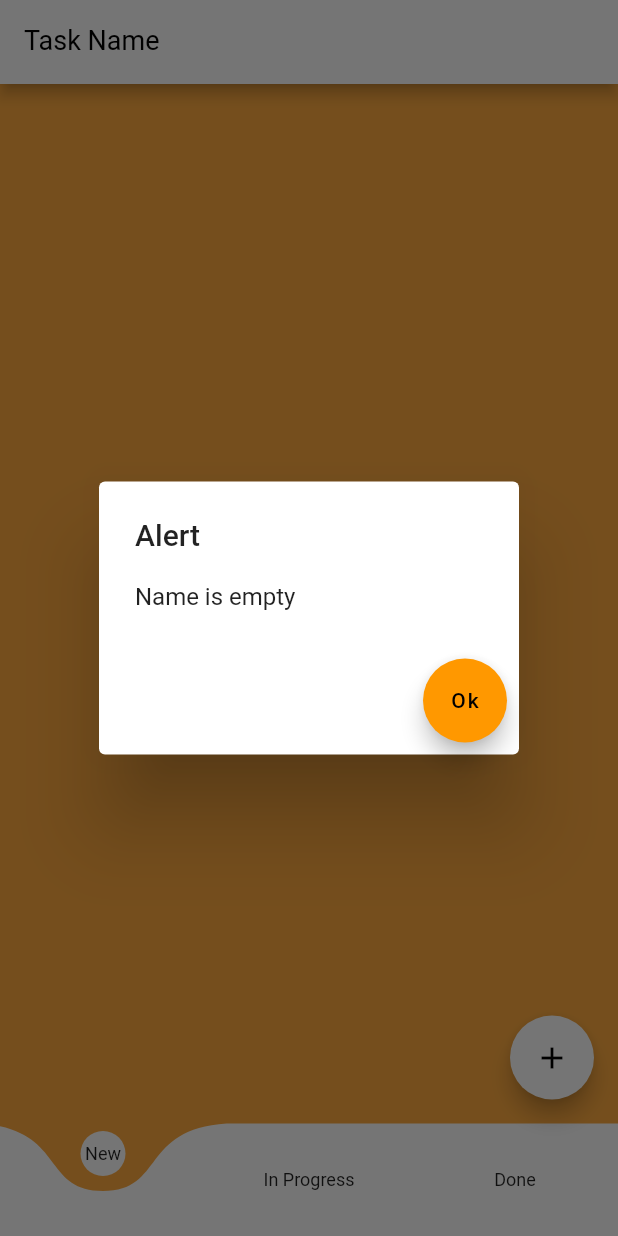
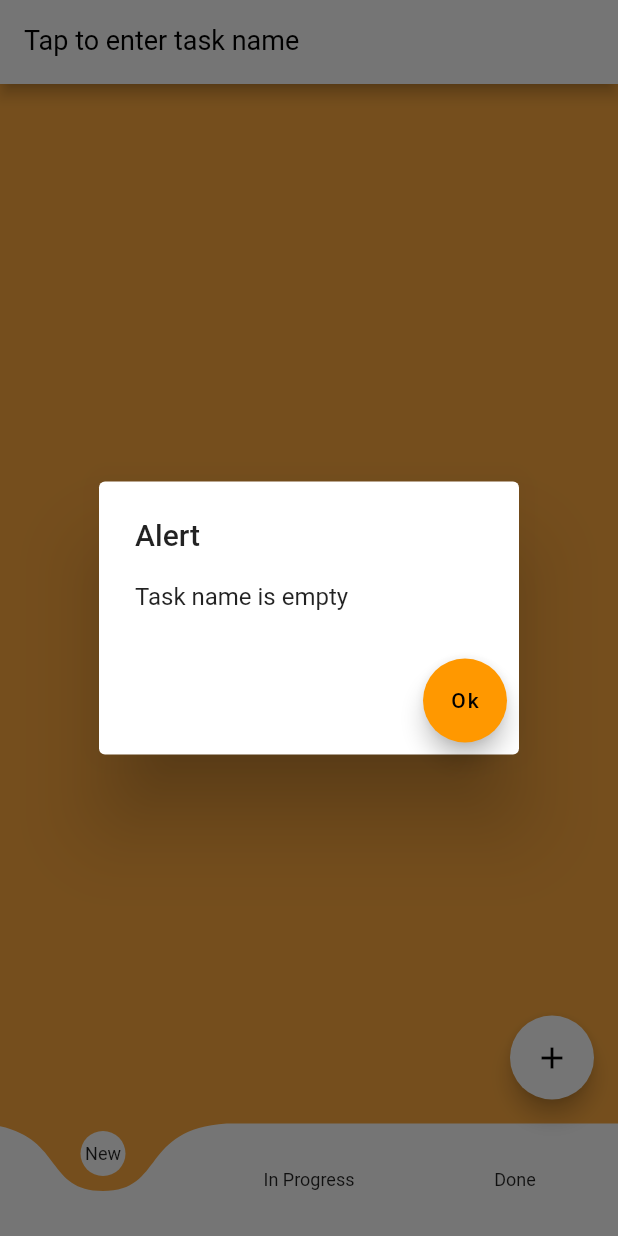
Before and after one commit to leoee/flutters-basic-crud, a Flutter app: the screen it shows after launch, after a tap on the "add" icon, on a phone screen of 412 x 824 dp. Run offline on Flutter 3.47's test engine with Material 2 defaults, Android fonts, the phone set to English and light mode, and no system bars; drawn by our look-alikes of curved_navigation_bar; our stand-ins replace cloud_firestore; missing offline and left inert: bloc_pattern; accounts and stored records are empty.

Commit message:
Add some constants and create file for widgets
- Add New, In Progress and Done constants
- Add AppBarWidget
- Add BodyWidget

```diff
--- a/lib/src/home/home-bloc.dart
+++ b/lib/src/home/home-bloc.dart
@@ -6,6 +6,9 @@ import 'package:flutter_basics/src/home/home-service.dart';
 
 class HomeBloc extends BlocBase {
   HomeService homeService;
+  final String newMessage = "New";
+  final String inProgressMessage = "In Progress";
+  final String doneMessage = "Done";
 
   HomeBloc() {
     homeService = HomeService();
@@ -19,12 +22,13 @@ class HomeBloc extends BlocBase {
   String getNextState(var item, DismissDirection direction) {
     var value = item.data['status'];
     var forward = direction == DismissDirection.startToEnd ? true : false;
-    if ((value == "new" && forward) || (value == "done" && !forward)) {
-      return "progress";
-    } else if (value == "progress" && forward) {
-      return "done";
-    } else if (value == "progress") {
-      return "new";
+    if ((value == newMessage && forward) ||
+        (value == doneMessage && !forward)) {
+      return inProgressMessage;
+    } else if (value == inProgressMessage && forward) {
+      return doneMessage;
+    } else if (value == inProgressMessage) {
+      return newMessage;
     } else {
       return "";
     }
@@ -32,9 +36,9 @@ class HomeBloc extends BlocBase {
 
   DismissDirection getValidDismissable(var item) {
     var value = item.data['status'];
-    if (value == "new") {
+    if (value == newMessage) {
       return DismissDirection.startToEnd;
-    } else if (value == "done") {
+    } else if (value == doneMessage) {
       return DismissDirection.endToStart;
     } else {
       return DismissDirection.horizontal;
@@ -44,11 +48,11 @@ class HomeBloc extends BlocBase {
   Stream<QuerySnapshot> filterListByStatus(int tabIndex, String owner) {
     var filter = "";
     if (tabIndex == 0) {
-      filter = "new";
+      filter = newMessage;
     } else if (tabIndex == 1) {
-      filter = "progress";
+      filter = inProgressMessage;
     } else {
-      filter = "done";
+      filter = doneMessage;
     }
     return Firestore.instance
         .collection('tasks')
--- a/lib/src/home/home-widget.dart
+++ b/lib/src/home/home-widget.dart
@@ -1,9 +1,10 @@
-import 'package:cloud_firestore/cloud_firestore.dart';
 import 'package:curved_navigation_bar/curved_navigation_bar.dart';
 import 'package:flutter/material.dart';
+import 'package:flutter_basics/src/home/widgets/body-widget.dart';
 
 import '../../shared/models/task.dart';
 import 'home-bloc.dart';
+import 'widgets/appBar-widget.dart';
 
 class Home extends StatefulWidget {
   @override
@@ -13,6 +14,8 @@ class Home extends StatefulWidget {
 class _HomeState extends State<Home> {
   String owner;
   HomeBloc homeBloc;
+  AppBarWidget appBarWidget;
+  BodyWidget bodyWidget;
   var _textNameTask;
   GlobalKey _bottomNavigationKey;
   var _currentSnapshots;
@@ -20,21 +23,25 @@ class _HomeState extends State<Home> {
 
   _HomeState() {
     homeBloc = HomeBloc();
+    appBarWidget = AppBarWidget();
+    bodyWidget = BodyWidget();
     owner = "leoe";
     _bottomNavigationKey = GlobalKey();
     _textNameTask = TextEditingController();
     _currentSnapshots = homeBloc.filterListByStatus(_currentTabView, owner);
   }
 
-  void floatButtonAdd(TextEditingController _textNameTask) {
-    if (_textNameTask.text.isEmpty) {
-      dialog("Alert", "Name is empty");
-      return;
+  void buttonAddTask(TextEditingController _textNameTask) {
+    String text = _textNameTask.text;
+    if (text.isEmpty) {
+      return dialog("Alert", "Task name is empty");
+    } else if (text.length > 30) {
+      return dialog("Alert", "Task name must have less than 30 characters.");
     }
 
     var task = Task(
-        title: _textNameTask.text,
-        status: "new",
+        title: text,
+        status: homeBloc.newMessage,
         owner: owner,
         description: "This is a description");
 
@@ -45,7 +52,7 @@ class _HomeState extends State<Home> {
   Widget _bottomButtons(int currentTabView) {
     return currentTabView == 0
         ? FloatingActionButton(
-            onPressed: () => floatButtonAdd(_textNameTask),
+            onPressed: () => buttonAddTask(_textNameTask),
             child: Icon(Icons.add),
             backgroundColor: Colors.white,
           )
@@ -81,19 +88,19 @@ class _HomeState extends State<Home> {
           key: _bottomNavigationKey,
           items: <Widget>[
             Text(
-              "New",
+              homeBloc.newMessage,
               style: TextStyle(
                 fontSize: 12,
               ),
             ),
             Text(
-              "In Progress",
+              homeBloc.inProgressMessage,
               style: TextStyle(
                 fontSize: 12,
               ),
             ),
             Text(
-              "Done",
+              homeBloc.doneMessage,
               style: TextStyle(
                 fontSize: 12,
               ),
@@ -106,80 +113,9 @@ class _HomeState extends State<Home> {
             });
           },
         ),
-        appBar: AppBar(
-          title: TextFormField(
-            controller: _textNameTask,
-            keyboardType: TextInputType.emailAddress,
-            style: TextStyle(
-              color: Colors.black,
-              fontSize: 18,
-            ),
-            decoration: InputDecoration(
-              labelText: "Task Name",
-              labelStyle: TextStyle(color: Colors.black),
-            ),
-          ),
-          backgroundColor: Colors.white,
-        ),
-        body: StreamBuilder(
-          stream: _currentSnapshots,
-          builder: (BuildContext context, AsyncSnapshot snapshot) {
-            if (snapshot.hasError) {
-              return Text("Error: ${snapshot.error}");
-            }
-
-            switch (snapshot.connectionState) {
-              case ConnectionState.waiting:
-                return LinearProgressIndicator();
-                break;
-              default:
-                return ListView.builder(
-                  itemCount: snapshot.data.documents.length,
-                  padding: EdgeInsets.all(5),
-                  itemBuilder: (BuildContext ctxt, int index) {
-                    final item = snapshot.data.documents[index];
-                    final itemID = snapshot.data.documents[index].documentID;
-
-                    return Dismissible(
-                        direction: homeBloc.getValidDismissable(item),
-                        key: Key(itemID),
-                        background: Container(
-                          color: Colors.green.withOpacity(0.2),
-                        ),
-                        onDismissed: (direction) {
-                          String nextState =
-                              homeBloc.getNextState(item, direction);
-                          if (nextState.isNotEmpty) {
-                            homeBloc.homeService
-                                .update(itemID, "status", nextState);
-                          }
-                        },
-                        child: Row(
-                          mainAxisAlignment: MainAxisAlignment.start,
-                          crossAxisAlignment: CrossAxisAlignment.center,
-                          children: <Widget>[
-                            Expanded(
-                              child: Text(
-                                "${item.data['title']}",
-                                textAlign: TextAlign.center,
-                                style: TextStyle(
-                                  fontSize: 30,
-                                ),
-                              ),
-                            ),
-                            Expanded(
-                              child: IconButton(
-                                icon: Icon(Icons.info),
-                                onPressed: () {},
-                              ),
-                            )
-                          ],
-                        ));
-                  },
-                );
-            }
-          },
-        ),
+        appBar:
+            appBarWidget.getAppBar(homeBloc, _currentTabView, _textNameTask),
+        body: bodyWidget.getBody(homeBloc, _currentSnapshots),
         backgroundColor: Colors.orangeAccent,
         floatingActionButton: _bottomButtons(_currentTabView),
       ),
--- /dev/null
+++ b/lib/src/home/widgets/appBar-widget.dart
@@ -0,0 +1,36 @@
+import 'package:flutter/material.dart';
+import 'package:flutter_basics/src/home/home-bloc.dart';
+
+class AppBarWidget {
+  AppBar getAppBar(HomeBloc homeBloc, int _currentTabView,
+      TextEditingController textNameTask) {
+    if (_currentTabView == 0) {
+      return AppBar(
+        title: TextFormField(
+          controller: textNameTask,
+          keyboardType: TextInputType.text,
+          style: TextStyle(
+            color: Colors.black,
+            fontSize: 18,
+          ),
+          decoration: InputDecoration(
+            labelText: "Tap to enter task name",
+            hintText: "Task name",
+            labelStyle: TextStyle(color: Colors.black),
+          ),
+        ),
+        backgroundColor: Colors.white,
+      );
+    } else if (_currentTabView == 1) {
+      return AppBar(
+        title: Text(homeBloc.inProgressMessage),
+        backgroundColor: Colors.white,
+      );
+    } else {
+      return AppBar(
+        title: Text(homeBloc.doneMessage),
+        backgroundColor: Colors.white,
+      );
+    }
+  }
+}
--- /dev/null
+++ b/lib/src/home/widgets/body-widget.dart
@@ -0,0 +1,71 @@
+import 'package:flutter/cupertino.dart';
+import 'package:flutter/material.dart';
+import 'package:flutter_basics/src/home/home-bloc.dart';
+
+class BodyWidget {
+  StreamBuilder<dynamic> getBody(HomeBloc homeBloc, var _currentSnapshots) {
+    return StreamBuilder(
+      stream: _currentSnapshots,
+      builder: (BuildContext context, AsyncSnapshot snapshot) {
+        if (snapshot.hasError) {
+          return Text("Error: ${snapshot.error}");
+        }
+
+        switch (snapshot.connectionState) {
+          case ConnectionState.waiting:
+            return LinearProgressIndicator();
+            break;
+          default:
+            return ListView.builder(
+              itemCount: snapshot.data.documents.length,
+              padding: EdgeInsets.all(5),
+              itemBuilder: (BuildContext ctxt, int index) {
+                final item = snapshot.data.documents[index];
+                final itemID = snapshot.data.documents[index].documentID;
+
+                return Dismissible(
+                  direction: homeBloc.getValidDismissable(item),
+                  key: Key(itemID),
+                  background: Container(
+                    color: Colors.green.withOpacity(0.2),
+                  ),
+                  onDismissed: (direction) {
+                    String nextState = homeBloc.getNextState(item, direction);
+                    if (nextState.isNotEmpty) {
+                      homeBloc.homeService.update(itemID, "status", nextState);
+                    }
+                  },
+                  child: Container(
+                    decoration: BoxDecoration(
+                      border: Border(bottom: BorderSide()),
+                    ),
+                    child: Row(
+                      mainAxisAlignment: MainAxisAlignment.start,
+                      crossAxisAlignment: CrossAxisAlignment.center,
+                      children: <Widget>[
+                        Expanded(
+                          child: Text(
+                            "${item.data['title']}",
+                            textAlign: TextAlign.center,
+                            style: TextStyle(
+                              fontSize: 30,
+                            ),
+                          ),
+                        ),
+                        Expanded(
+                          child: IconButton(
+                            icon: Icon(Icons.info),
+                            onPressed: () {},
+                          ),
+                        )
+                      ],
+                    ),
+                  ),
+                );
+              },
+            );
+        }
+      },
+    );
+  }
+}
```
